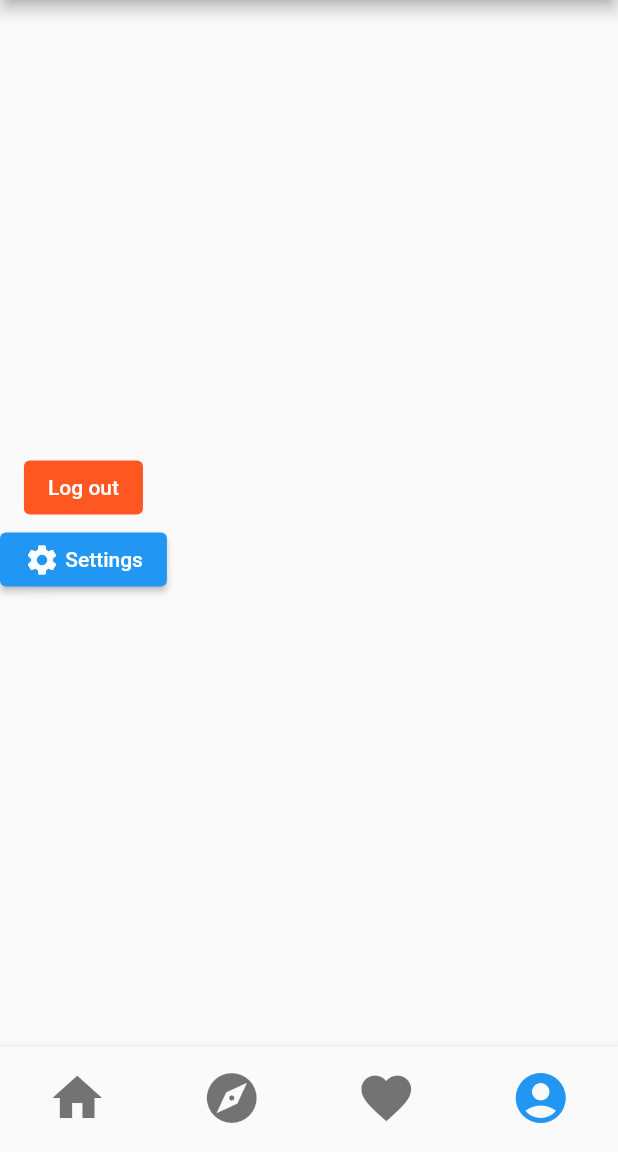
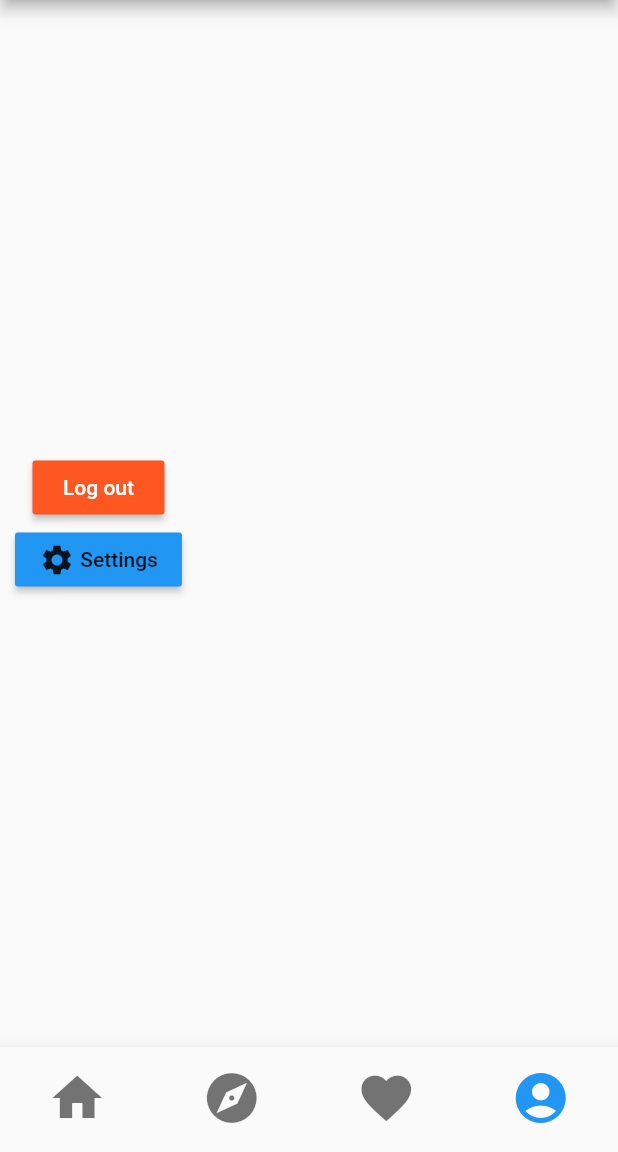
Before and after one commit to DrommeLag/LangApp, a Flutter app: the MainScreen screen opened directly, item 4 of the bottom bar chosen, on a phone screen of 412 x 824 dp, the part 84-1236 px from its top. Run offline on Flutter 3.47's test engine with Material 2 defaults, Android fonts, the phone set to English and light mode, and no system bars; our stand-ins replace cloud_firestore, firebase_auth, firebase_core, flutter_local_notifications, flutter_secure_storage, flutter_settings_screens and 3 more; missing offline and left inert: mailer; accounts and stored records are empty.

```diff
--- a/lib/screen/user/user_page.dart
+++ b/lib/screen/user/user_page.dart
@@ -1,10 +1,9 @@
 import 'package:flutter/material.dart';
-import 'package:lang_app/login/auth.dart';
 import 'package:lang_app/screen/user/settings/settings_page.dart';
 
 import 'auth/auth_page.dart';
 
-class UserPage extends StatefulWidget {
+class UserPage extends StatefulWidget{
   const UserPage({Key? key}) : super(key: key);
 
   @override
@@ -13,34 +12,33 @@ class UserPage extends StatefulWidget {
 
 class _UserPage extends State<UserPage> {
   onPressed() {
-    // Navigator.pushReplacement(context, MaterialPageRoute(builder: (context) {
-    //   return const AuthPage();
-    // }));
-    // AuthService().logOut();
+    Navigator.pushReplacement(context, MaterialPageRoute(builder: (context) {
+      return const AuthPage();
+    }));
   }
 
   @override
   Widget build(BuildContext context) {
     // TODO: implement build
-    return  Column(mainAxisAlignment: MainAxisAlignment.center, children: [
-      ElevatedButton(
-        onPressed: onPressed(),
-        style: ButtonStyle(
-          backgroundColor:
-          MaterialStateProperty.all<Color>(Colors.deepOrange),
-        ),
+    return  Padding(padding: const EdgeInsets.symmetric(horizontal: 10.0),
+      child: Column(mainAxisAlignment: MainAxisAlignment.center, children: [
+        MaterialButton(
+          onPressed: () => onPressed(),
+          color: Colors.deepOrange,
           // color: Theme.of(context).primaryColor,
           child: Text(
             "Log out",
             style: Theme.of(context).primaryTextTheme.button,
           ),
         ),
-      ElevatedButton(
+        MaterialButton(
           onPressed: () {
             Navigator.push(context, MaterialPageRoute(builder: (context) {
               return const SettingsPage();
             }));
           },
+
+          color: Theme.of(context).primaryColor,
           child: Row(
             mainAxisSize: MainAxisSize.min,
             children: const [
@@ -49,6 +47,7 @@ class _UserPage extends State<UserPage> {
             ],
           ),
         )
-    ]);
+      ]),
+    );
   }
 }
--- a/pubspec.yaml
+++ b/pubspec.yaml
@@ -57,6 +57,7 @@ dependencies:
   #For starting urls
   url_launcher: ^6.1.0
   http: ^0.13.4
+  mailer: ^5.1.1
 
   # For login save
   flutter_secure_storage: ^5.0.2
```
Also changed, not shown: lib/main.dart (+21 -22 lines), lib/screen/user/auth/auth_page.dart (+67 -61 lines), lib/screen/user/settings/notifications/notifications_page.dart (+58 -26 lines), pubspec.lock. Lines whose indentation alone changed are shown as unchanged.
